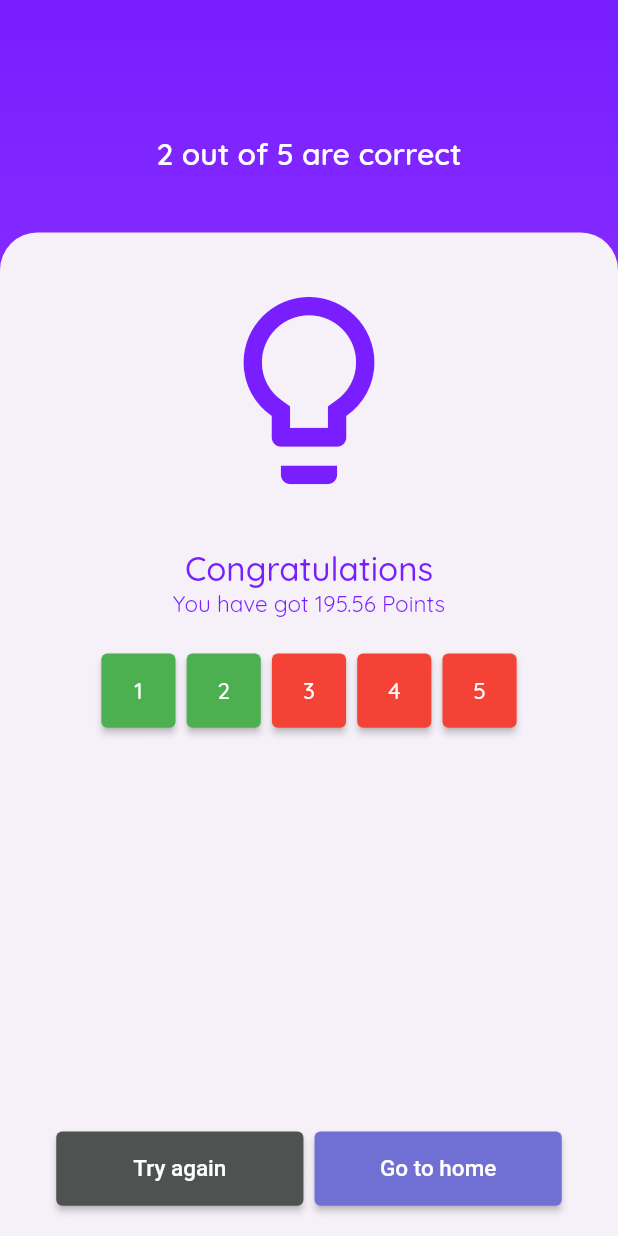
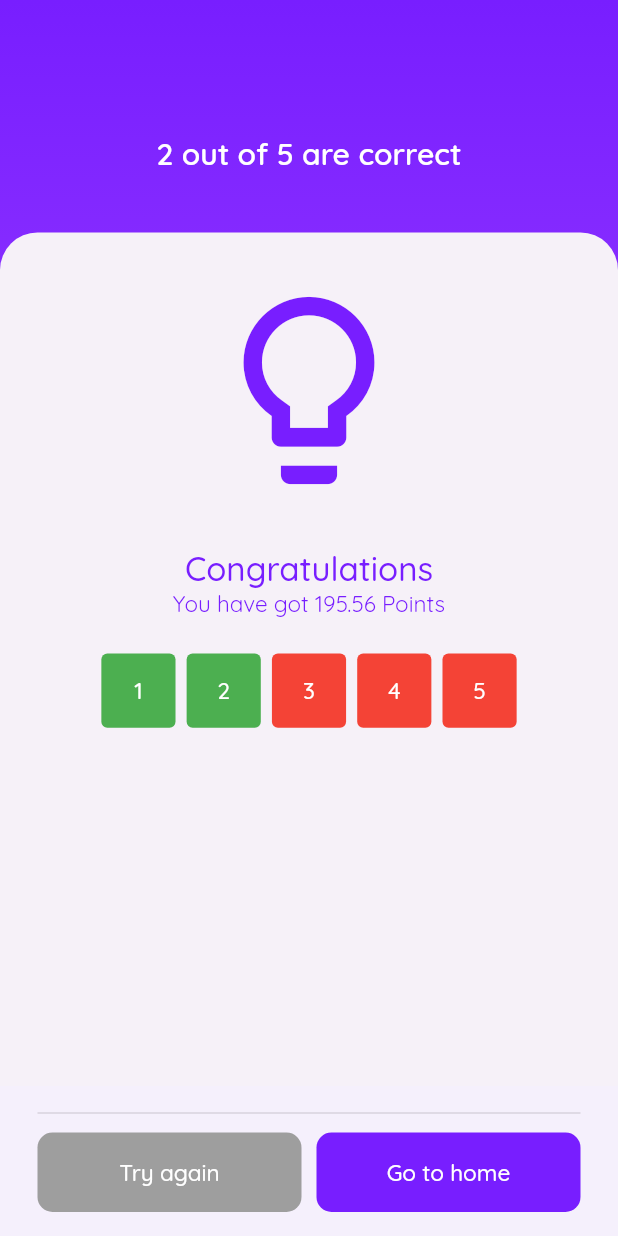
Before and after one commit to shalabycr7/quizzy_land, a Flutter app: the ReviewScreen screen opened directly, on a phone screen of 412 x 824 dp. Run offline on Flutter 3.47's test engine with Material 2 defaults, Android fonts, the phone set to English and light mode, and no system bars; our stand-ins replace google_fonts; missing offline and left inert: flutter_timer_countdown.

Commit message:
[Update] Linked all screens

```diff
--- a/lib/global/choice_button.dart
+++ b/lib/global/choice_button.dart
@@ -3,7 +3,7 @@ import 'package:google_fonts/google_fonts.dart';
 import 'package:provider/provider.dart';
 import 'package:quizzy_land/global/global_data.dart';
 import 'package:quizzy_land/global/questions_index_listener.dart';
-import 'package:quizzy_land/screens/score_screen.dart';
+import 'package:quizzy_land/screens/reviews_screen.dart';
 
 int questionIndex = 0;
 
@@ -27,7 +27,7 @@ class _ChoiceButtonState extends State<ChoiceButton> {
       if (questionIndex == biologyTest.length - 1) {
         Navigator.push(
           context,
-          MaterialPageRoute(builder: (context) => const ScoreScreen()),
+          MaterialPageRoute(builder: (context) => const ReviewScreen()),
         );
       } else {
         questionIndex++;
--- a/lib/main.dart
+++ b/lib/main.dart
@@ -1,8 +1,7 @@
 import 'package:flutter/material.dart';
 import 'package:provider/provider.dart';
 import 'package:quizzy_land/global/questions_index_listener.dart';
-import 'package:quizzy_land/screens/category_screen.dart';
-import 'package:quizzy_land/screens/reviews_screen.dart';
+import 'package:quizzy_land/screens/login_screen.dart';
 
 void main() {
   runApp(
@@ -23,7 +22,7 @@ class MyApp extends StatelessWidget {
       theme: ThemeData(
         primarySwatch: Colors.purple,
       ),
-      home: const ReviewScreen(),
+      home: const LoginScreen(),
     );
   }
 }
--- a/lib/screens/login_screen.dart
+++ b/lib/screens/login_screen.dart
@@ -2,7 +2,7 @@ import 'package:flutter/material.dart';
 
 import 'package:google_fonts/google_fonts.dart';
 import 'package:quizzy_land/global/gradient_decoration.dart';
-import 'package:quizzy_land/screens/quiz_screen.dart';
+import 'package:quizzy_land/screens/category_screen.dart';
 
 final _formKey = GlobalKey<FormState>();
 
@@ -115,7 +115,7 @@ class LoginScreen extends StatelessWidget {
                             Navigator.push(
                               context,
                               MaterialPageRoute(
-                                builder: (context) => const QuizScreen(),
+                                builder: (context) => const CategoryScreen(),
                               ),
                             );
                           }
--- a/lib/screens/quiz_screen.dart
+++ b/lib/screens/quiz_screen.dart
@@ -5,6 +5,7 @@ import 'package:quizzy_land/global/choice_button.dart';
 import 'package:quizzy_land/global/global_data.dart';
 import 'package:quizzy_land/global/gradient_decoration.dart';
 import 'package:quizzy_land/global/questions_index_listener.dart';
+import 'package:quizzy_land/screens/reviews_screen.dart';
 import 'package:quizzy_land/shared/countdown_timer.dart';
 
 class QuizScreen extends StatefulWidget {
@@ -74,7 +75,12 @@ class _QuizScreenState extends State<QuizScreen> {
                       ),
                     ),
                     onPressed: () {
-                      print(variableValue);
+                      Navigator.push(
+                        context,
+                        MaterialPageRoute(
+                          builder: (context) => const ReviewScreen(),
+                        ),
+                      );
                     },
                     child: Text(
                       'Complete',
--- a/lib/screens/reviews_screen.dart
+++ b/lib/screens/reviews_screen.dart
@@ -1,6 +1,8 @@
 import 'package:flutter/material.dart';
 import 'package:google_fonts/google_fonts.dart';
 import 'package:quizzy_land/global/gradient_decoration.dart';
+import 'package:quizzy_land/screens/login_screen.dart';
+import 'package:quizzy_land/screens/quiz_screen.dart';
 
 class ReviewScreen extends StatelessWidget {
   const ReviewScreen({super.key});
@@ -8,6 +10,88 @@ class ReviewScreen extends StatelessWidget {
   @override
   Widget build(BuildContext context) {
     return Scaffold(
+        bottomNavigationBar: Container(
+          height: 100,
+          padding: const EdgeInsets.symmetric(horizontal: 25, vertical: 10),
+          decoration: const BoxDecoration(
+            color: Color.fromARGB(255, 245, 240, 252),
+          ),
+          child: Column(
+            children: [
+              const Divider(
+                thickness: 1,
+              ),
+              const SizedBox(
+                height: 5,
+              ),
+              Row(
+                mainAxisAlignment: MainAxisAlignment.spaceAround,
+                children: [
+                  Expanded(
+                    child: ElevatedButton(
+                      style: ElevatedButton.styleFrom(
+                        elevation: 0.0,
+                        backgroundColor: Colors.grey,
+                        padding: const EdgeInsets.symmetric(
+                            horizontal: 10.0, vertical: 17),
+                        shape: RoundedRectangleBorder(
+                          borderRadius: BorderRadius.circular(10.0),
+                        ),
+                      ),
+                      onPressed: () {
+                        Navigator.push(
+                          context,
+                          MaterialPageRoute(
+                            builder: (context) => const QuizScreen(),
+                          ),
+                        );
+                      },
+                      child: Text(
+                        'Try again',
+                        style: GoogleFonts.quicksand(
+                          textStyle: const TextStyle(
+                              fontSize: 15, fontWeight: FontWeight.w500),
+                        ),
+                      ),
+                    ),
+                  ),
+                  const SizedBox(
+                    width: 10,
+                  ),
+                  Expanded(
+                    child: ElevatedButton(
+                      style: ElevatedButton.styleFrom(
+                        elevation: 0.0,
+                        backgroundColor:
+                            const Color.fromARGB(255, 120, 30, 255),
+                        padding: const EdgeInsets.symmetric(
+                            horizontal: 10.0, vertical: 17),
+                        shape: RoundedRectangleBorder(
+                          borderRadius: BorderRadius.circular(10.0),
+                        ),
+                      ),
+                      onPressed: () {
+                        Navigator.push(
+                          context,
+                          MaterialPageRoute(
+                            builder: (context) => const LoginScreen(),
+                          ),
+                        );
+                      },
+                      child: Text(
+                        'Go to home',
+                        style: GoogleFonts.quicksand(
+                          textStyle: const TextStyle(
+                              fontSize: 15, fontWeight: FontWeight.w500),
+                        ),
+                      ),
+                    ),
+                  )
+                ],
+              ),
+            ],
+          ),
+        ),
         body: Container(
             decoration: blueGradient,
             child: Column(
@@ -68,6 +152,7 @@ class ReviewScreen extends StatelessWidget {
                             MediaQuery.of(context).size.width * .009),
                         child: ElevatedButton(
                             style: ButtonStyle(
+                              elevation: MaterialStateProperty.all(0),
                               minimumSize: MaterialStatePropertyAll(Size(
                                   MediaQuery.of(context).size.width * .12,
                                   MediaQuery.of(context).size.width * .12)),
@@ -89,6 +174,7 @@ class ReviewScreen extends StatelessWidget {
                             MediaQuery.of(context).size.width * .009),
                         child: ElevatedButton(
                             style: ButtonStyle(
+                              elevation: MaterialStateProperty.all(0),
                               minimumSize: MaterialStatePropertyAll(Size(
                                   MediaQuery.of(context).size.width * .12,
                                   MediaQuery.of(context).size.width * .12)),
@@ -110,6 +196,7 @@ class ReviewScreen extends StatelessWidget {
                             MediaQuery.of(context).size.width * .009),
                         child: ElevatedButton(
                             style: ButtonStyle(
+                              elevation: MaterialStateProperty.all(0),
                               minimumSize: MaterialStatePropertyAll(Size(
                                   MediaQuery.of(context).size.width * .12,
                                   MediaQuery.of(context).size.width * .12)),
@@ -131,6 +218,7 @@ class ReviewScreen extends StatelessWidget {
                             MediaQuery.of(context).size.width * .009),
                         child: ElevatedButton(
                             style: ButtonStyle(
+                              elevation: MaterialStateProperty.all(0),
                               minimumSize: MaterialStatePropertyAll(Size(
                                   MediaQuery.of(context).size.width * .12,
                                   MediaQuery.of(context).size.width * .12)),
@@ -152,6 +240,7 @@ class ReviewScreen extends StatelessWidget {
                             MediaQuery.of(context).size.width * .009),
                         child: ElevatedButton(
                             style: ButtonStyle(
+                              elevation: MaterialStateProperty.all(0),
                               minimumSize: MaterialStatePropertyAll(Size(
                                   MediaQuery.of(context).size.width * .12,
                                   MediaQuery.of(context).size.width * .12)),
@@ -169,71 +258,6 @@ class ReviewScreen extends StatelessWidget {
                             )),
                       ),
                     ]),
-                    const Spacer(),
-                    Padding(
-                        padding: EdgeInsets.all(
-                            MediaQuery.of(context).size.width * .04),
-                        child: Row(
-                            mainAxisAlignment: MainAxisAlignment.center,
-                            children: [
-                              Padding(
-                                padding: EdgeInsets.all(
-                                    MediaQuery.of(context).size.width * .009),
-                                child: ElevatedButton(
-                                    style: ButtonStyle(
-                                      minimumSize: MaterialStatePropertyAll(
-                                          Size(
-                                              MediaQuery.of(context)
-                                                      .size
-                                                      .width *
-                                                  .4,
-                                              MediaQuery.of(context)
-                                                      .size
-                                                      .width *
-                                                  .12)),
-                                      backgroundColor:
-                                          MaterialStateProperty.all(
-                                              const Color.fromARGB(
-                                                  255, 78, 83, 82)),
-                                    ),
-                                    onPressed: () {},
-                                    child: const Text(
-                                      "Try again",
-                                      style: TextStyle(
-                                        fontSize: 15,
-                                      ),
-                                    )),
-                              ),
-                              Padding(
-                                padding: EdgeInsets.all(
-                                    MediaQuery.of(context).size.width * .009),
-                                child: ElevatedButton(
-                                    style: ButtonStyle(
-                                      minimumSize: MaterialStatePropertyAll(
-                                          Size(
-                                              MediaQuery.of(context)
-                                                      .size
-                                                      .width *
-                                                  .4,
-                                              MediaQuery.of(context)
-                                                      .size
-                                                      .width *
-                                                  .12)),
-                                      backgroundColor:
-                                          MaterialStateProperty.all(
-                                        const Color.fromARGB(
-                                            255, 112, 112, 212),
-                                      ),
-                                    ),
-                                    onPressed: () {},
-                                    child: const Text(
-                                      "Go to home",
-                                      style: TextStyle(
-                                        fontSize: 15,
-                                      ),
-                                    )),
-                              ),
-                            ]))
                   ]),
                 )),
               ],
```
